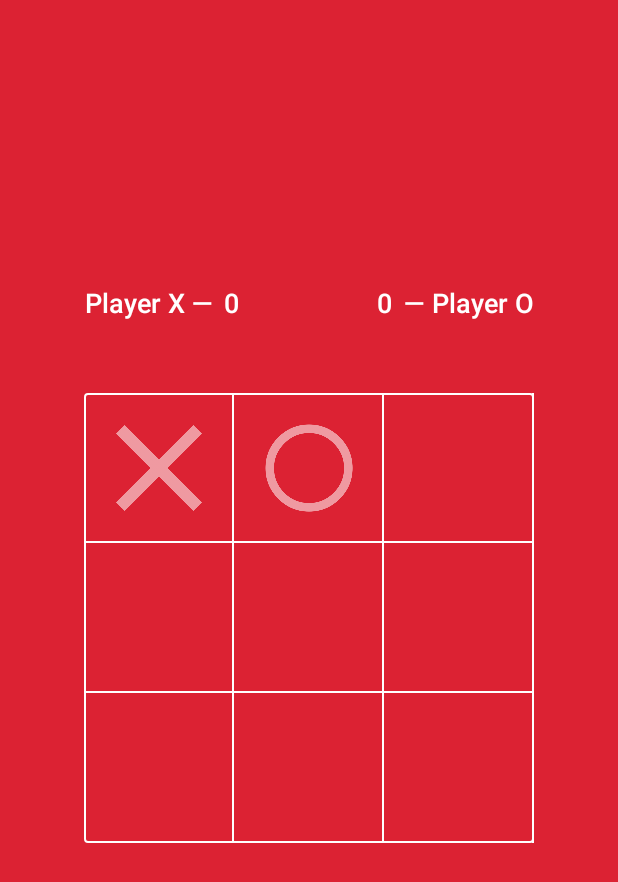
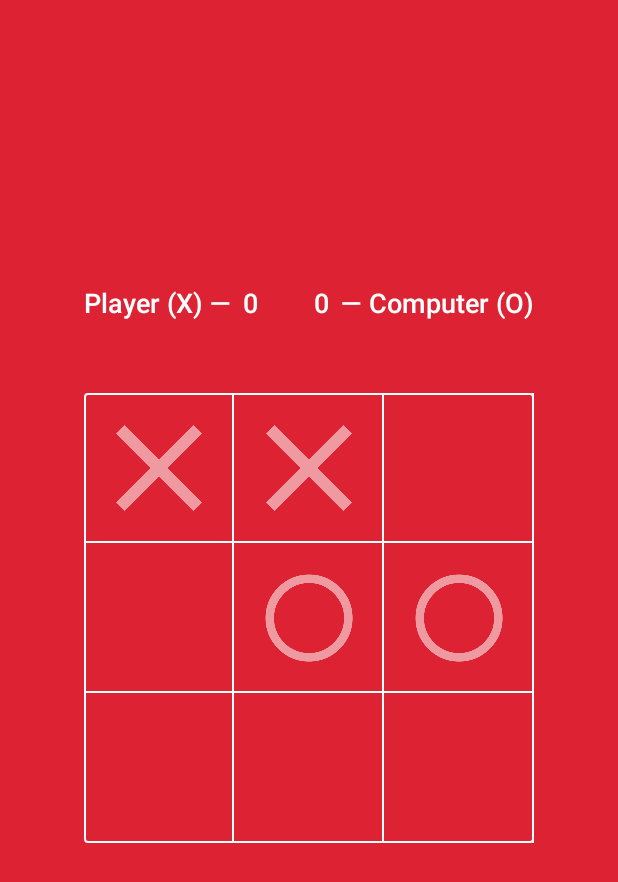
Before and after one commit to gokulnathperiasamy/TicTacToe, an Android app: the screen it shows after launch (GameActivity), after a tap on an icon or button, on a phone screen of 412 x 824 dp. Shown: the top 882 px of the screen. Run offline under Robolectric (Android 15) with nearby library versions, the phone set to English and light mode, and no system bars; our stand-ins replace ButterKnife; 1 other tap on this screen came first.

Commit message:
Added Move Processor with Basic AI

```diff
--- a/app/src/main/java/com/kpgn/tictactoe/activity/GameActivity.java
+++ b/app/src/main/java/com/kpgn/tictactoe/activity/GameActivity.java
@@ -4,6 +4,7 @@ import android.app.Dialog;
 import android.graphics.Color;
 import android.graphics.drawable.ColorDrawable;
 import android.os.Bundle;
+import android.os.Handler;
 import android.view.View;
 import android.view.Window;
 import android.view.WindowManager;
@@ -14,6 +15,7 @@ import com.kpgn.tictactoe.R;
 import com.kpgn.tictactoe.entity.GameState;
 import com.kpgn.tictactoe.entity.Player;
 import com.kpgn.tictactoe.processor.GameProcessor;
+import com.kpgn.tictactoe.processor.MoveProcessor;
 
 import androidx.annotation.Nullable;
 import androidx.appcompat.app.AppCompatActivity;
@@ -56,8 +58,8 @@ public class GameActivity extends AppCompatActivity {
     @BindView(R.id.tv_x_score)
     TextView mPlayerXScore;
 
-    @BindView(R.id.tv_y_score)
-    TextView mPlayerYScore;
+    @BindView(R.id.tv_o_score)
+    TextView mPlayerOScore;
 
     @BindView(R.id.tv_result)
     TextView mResult;
@@ -68,7 +70,7 @@ public class GameActivity extends AppCompatActivity {
 
     private static int totalMovesCompleted = 0;
     private static int playerXWinCounter = 0;
-    private static int playerYWinCounter = 0;
+    private static int playerOWinCounter = 0;
 
     private static char[][] currentGameBoard = {
             {'-', '-', '-'},
@@ -90,8 +92,9 @@ public class GameActivity extends AppCompatActivity {
             R.id.container_10, R.id.container_11, R.id.container_12,
             R.id.container_20, R.id.container_21, R.id.container_22})
     public void ctaContainerClicked(View view) {
-        updateState(view.getTag().toString());
-        togglePlayer();
+        if (currentPlayer == Player.FIRST) {
+            updateState(view.getTag().toString());
+        }
     }
 
     private void initValues() {
@@ -133,6 +136,10 @@ public class GameActivity extends AppCompatActivity {
     }
 
     private void updateState(String selectedTag) {
+        if (selectedTag == null) {
+            showFullScreenDialog(getResources().getString(R.string.game_draw_text));
+            return;
+        }
         char[] xyIndex = selectedTag.toCharArray();
         int xIndex = Integer.parseInt(String.valueOf(xyIndex[0]));
         int yIndex = Integer.parseInt(String.valueOf(xyIndex[1]));
@@ -144,20 +151,21 @@ public class GameActivity extends AppCompatActivity {
             imageViewList[xIndex][yIndex].setImageDrawable(ContextCompat.getDrawable(getApplicationContext(), R.drawable.ic_o));
             currentGameBoard[xIndex][yIndex] = Player.SECOND.getPlayerId();
         }
-
-        if (++totalMovesCompleted > 4) {
-            updateResult(GameProcessor.checkEndState(currentGameBoard, currentPlayer));
-        }
-
+        updateResult(GameProcessor.checkEndState(currentGameBoard, currentPlayer));
         containerList[xIndex][yIndex].setClickable(false);
     }
 
     private void togglePlayer() {
         if (currentPlayer == Player.FIRST) {
             currentPlayer = Player.SECOND;
+            (new Handler()).postDelayed(this::makeAIMove, 500);
         } else {
             currentPlayer = Player.FIRST;
         }
+    }
+
+    private void makeAIMove() {
+        updateState(MoveProcessor.getAIMove(currentGameBoard));
     }
 
     private void updateResult(GameState gameState) {
@@ -166,12 +174,14 @@ public class GameActivity extends AppCompatActivity {
             if (currentPlayer.getPlayerId() == Player.FIRST.getPlayerId()) {
                 mPlayerXScore.setText(String.valueOf(++playerXWinCounter));
             } else {
-                mPlayerYScore.setText(String.valueOf(++playerYWinCounter));
+                mPlayerOScore.setText(String.valueOf(++playerOWinCounter));
             }
+            showFullScreenDialog(String.format(getResources().getString(R.string.game_over_text), Player.toString(currentPlayer.getPlayerId())));
             updatedTileTint(gameState);
-            showFullScreenDialog(String.format(getResources().getString(R.string.game_over_text), currentPlayer.getPlayerId()));
         } else if (totalMovesCompleted == 9) {
             showFullScreenDialog(getResources().getString(R.string.game_draw_text));
+        } else {
+            togglePlayer();
         }
     }
 
--- a/app/src/main/java/com/kpgn/tictactoe/entity/Player.java
+++ b/app/src/main/java/com/kpgn/tictactoe/entity/Player.java
@@ -13,4 +13,12 @@ public enum Player {
     Player(char playerId) {
         this.playerId = playerId;
     }
+
+    public static String toString(char playerId) {
+        if (playerId == FIRST.getPlayerId()) {
+            return "Player";
+        } else {
+            return "Computer";
+        }
+    }
 }
--- /dev/null
+++ b/app/src/main/java/com/kpgn/tictactoe/processor/MoveProcessor.java
@@ -0,0 +1,28 @@
+package com.kpgn.tictactoe.processor;
+
+import java.util.HashSet;
+import java.util.Set;
+import java.util.concurrent.ThreadLocalRandom;
+
+public class MoveProcessor {
+
+    public static String getAIMove(char[][] currentGameBoard) {
+        Set<String> visitedIndex = new HashSet<>();
+
+        do {
+            int randX = getRandomIndex();
+            int randY = getRandomIndex();
+            if (currentGameBoard[randX][randY] == '-') {
+                return randX + String.valueOf(randY);
+            } else {
+                visitedIndex.add(randX + String.valueOf(randY));
+            }
+        } while (visitedIndex.size() < 8);
+
+        return null;
+    }
+
+    private static int getRandomIndex() {
+        return ThreadLocalRandom.current().nextInt(0, 3);
+    }
+}
--- a/app/src/main/res/layout/activity_game.xml
+++ b/app/src/main/res/layout/activity_game.xml
@@ -28,7 +28,7 @@
                 android:layout_height="wrap_content"
                 android:fontFamily="sans-serif-medium"
                 android:gravity="center"
-                android:text="Player X \u2014"
+                android:text="Player (X) \u2014"
                 android:textColor="@color/colorAccent"
                 android:textSize="18sp" />
 
@@ -52,7 +52,7 @@
             android:gravity="end">
 
             <TextView
-                android:id="@+id/tv_y_score"
+                android:id="@+id/tv_o_score"
                 android:layout_width="wrap_content"
                 android:layout_height="wrap_content"
                 android:layout_marginEnd="8dp"
@@ -65,7 +65,7 @@
                 android:layout_width="wrap_content"
                 android:layout_height="wrap_content"
                 android:fontFamily="sans-serif-medium"
-                android:text="\u2014 Player O"
+                android:text="\u2014 Computer (O)"
                 android:textColor="@color/colorAccent"
                 android:textSize="18sp" />
 
--- a/app/src/main/res/values/strings.xml
+++ b/app/src/main/res/values/strings.xml
@@ -1,5 +1,5 @@
 <resources>
     <string name="app_name">Tic Tac Toe</string>
-    <string name="game_over_text">Game Over, Player %1$s Wins!\n\nTap to Restart.</string>
+    <string name="game_over_text">Game Over, %1$s Wins! Tap to Restart.</string>
     <string name="game_draw_text">Game Draw! Tap to Restart.</string>
 </resources>
```
